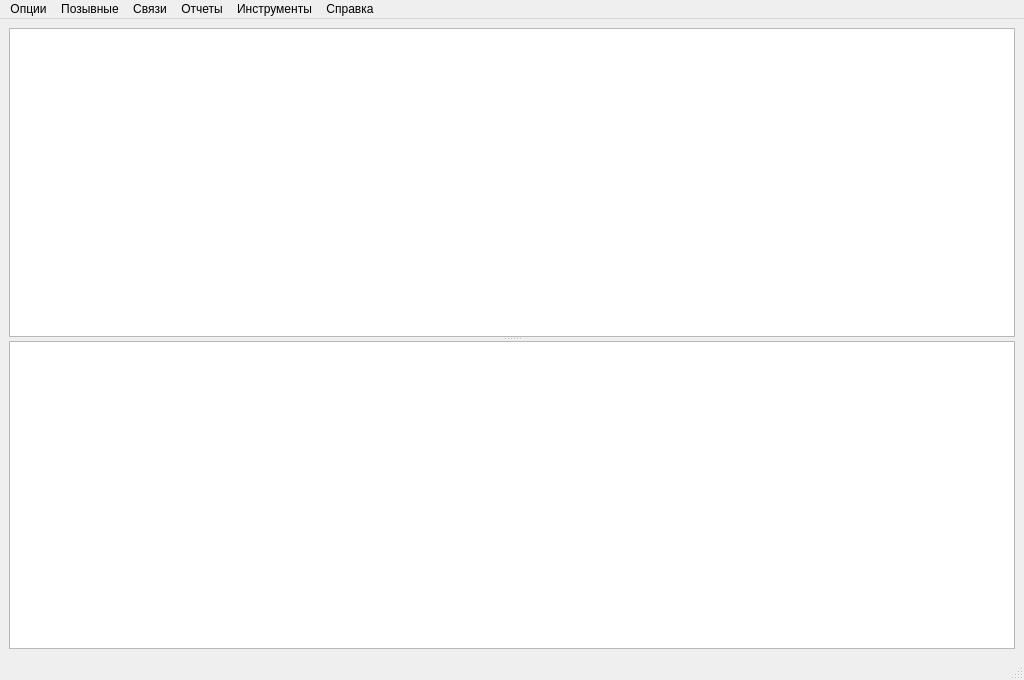
First picture: the form in mainwindow.ui, repository qsosu/logger, before the edit.
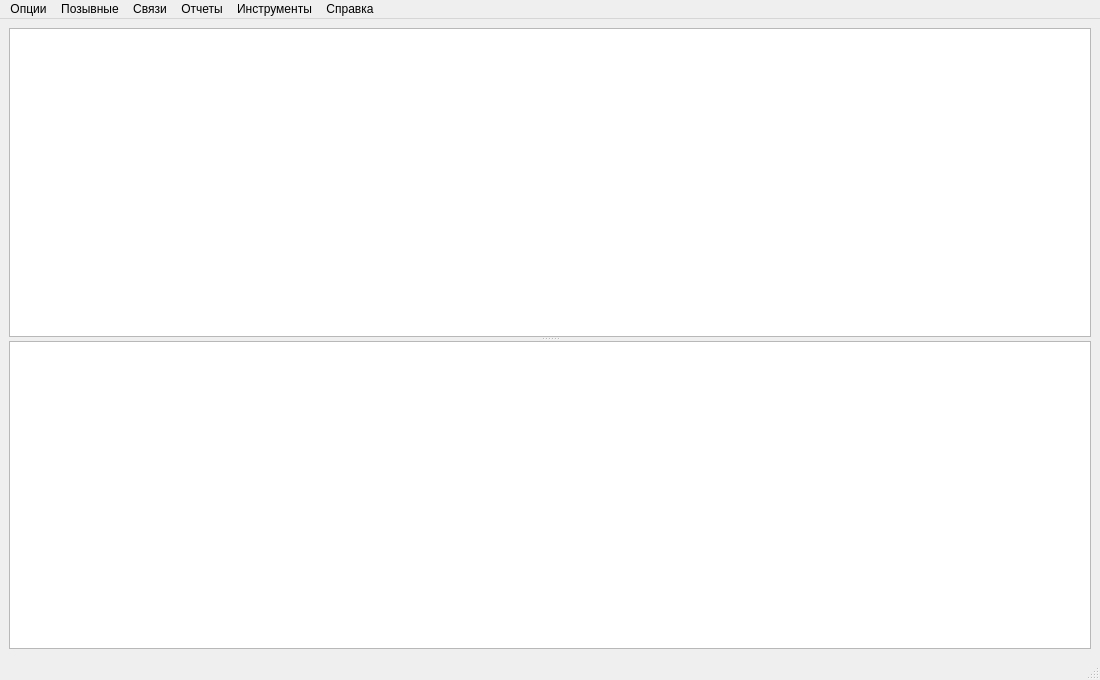
Second picture: the form after the edit. Icons and pictures are not drawn.

```diff
--- a/mainwindow.ui
+++ b/mainwindow.ui
@@ -6,13 +6,13 @@
    <rect>
     <x>0</x>
     <y>0</y>
-    <width>1024</width>
+    <width>1100</width>
     <height>680</height>
    </rect>
   </property>
   <property name="minimumSize">
    <size>
-    <width>1024</width>
+    <width>1100</width>
     <height>0</height>
    </size>
   </property>
@@ -107,7 +107,7 @@
     <rect>
      <x>0</x>
      <y>0</y>
-     <width>1024</width>
+     <width>1100</width>
      <height>22</height>
     </rect>
    </property>
```
Left out of the diff: 18 changed lines with no effect on the pictures.
